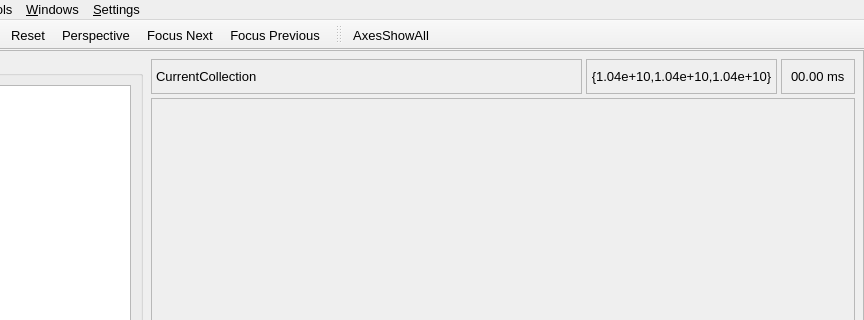
Qt form src/gui/uchroma.ui (trisyoungs/uchroma) before a commit; both pictures show x 228 to 1092 and y 0 to 320 of the 1092 by 894 pixel window.
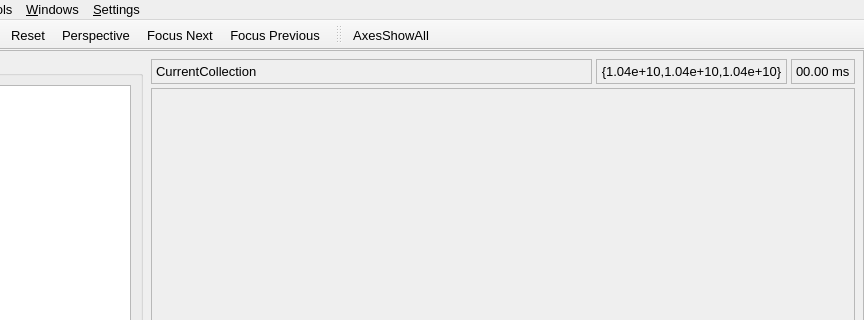
The same form after that commit. Icons and pictures are not drawn. Custom widgets are drawn as their Qt base class.

```diff
--- a/src/gui/uchroma.ui
+++ b/src/gui/uchroma.ui
@@ -468,6 +468,12 @@
                <enum>QFrame::Sunken</enum>
               </property>
               <layout class="QHBoxLayout" name="horizontalLayout_7">
+               <property name="spacing">
+                <number>4</number>
+               </property>
+               <property name="margin">
+                <number>4</number>
+               </property>
                <item>
                 <widget class="QLabel" name="InfoRenderingTimeLabel">
                  <property name="sizePolicy">
```
Left out of the diff: 2 changed lines with no effect on the pictures.
